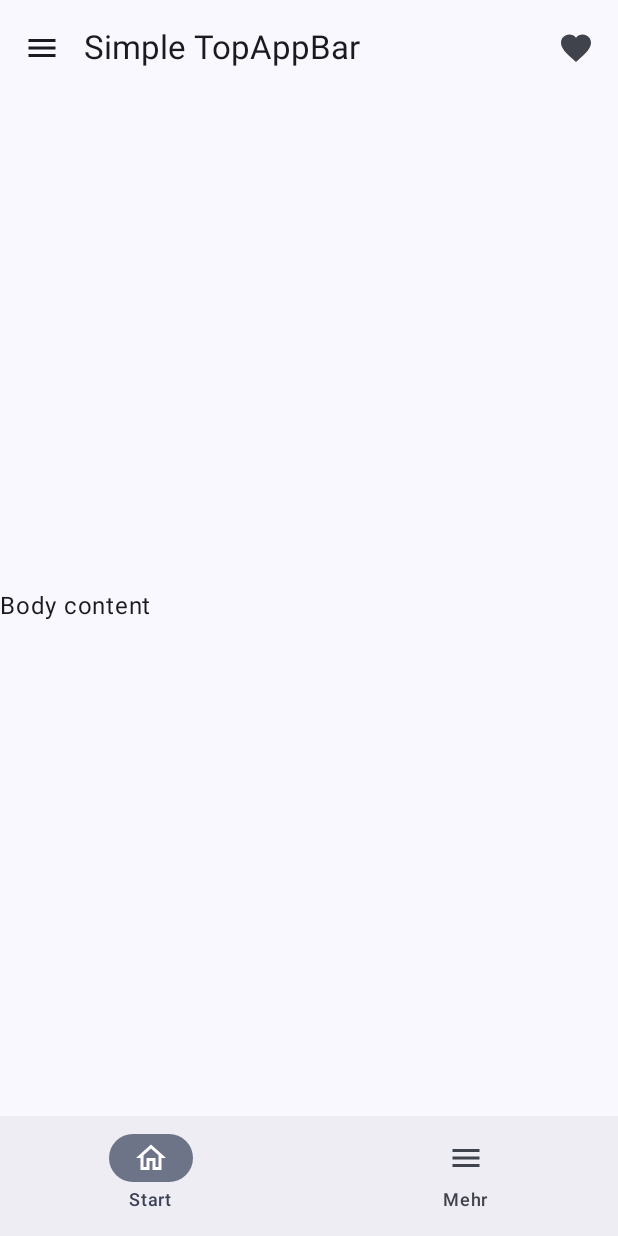
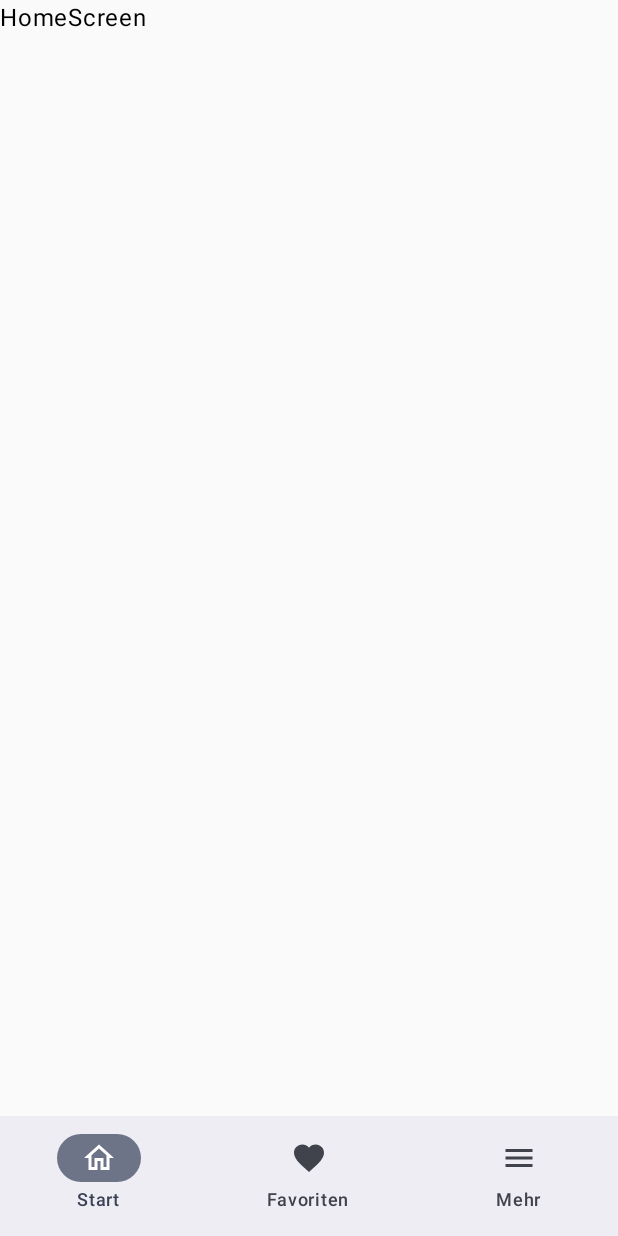
Before and after one commit to cieszynski/Ticus, an Android app built with Jetpack Compose: the screen it shows after launch (MainActivity), on a phone screen of 412 x 824 dp. Run offline under Robolectric (Android 15) with nearby library versions, the phone set to English and light mode, and no system bars; our stand-ins replace window size class.

Commit message:
NavBar, NavRail, NavPane added

```diff
--- a/app/src/main/java/de/cieszynski/ticus/ui/NavigationItem.kt
+++ b/app/src/main/java/de/cieszynski/ticus/ui/NavigationItem.kt
@@ -2,8 +2,10 @@ package de.cieszynski.ticus.ui
 
 import androidx.annotation.StringRes
 import androidx.compose.material.icons.Icons
+import androidx.compose.material.icons.outlined.Favorite
 import androidx.compose.material.icons.outlined.Home
 import androidx.compose.material.icons.outlined.Menu
+import androidx.compose.runtime.Composable
 import androidx.compose.ui.graphics.vector.ImageVector
 import de.cieszynski.ticus.R
 
@@ -13,5 +15,6 @@ sealed class NavigationItem(
     val icon: ImageVector
 ) {
     object Home : NavigationItem("home", R.string.label_home, Icons.Outlined.Home)
+    object Fav : NavigationItem("fav", R.string.label_fav, Icons.Outlined.Favorite)
     object Menu : NavigationItem("menu", R.string.label_menu, Icons.Outlined.Menu)
 }
--- a/app/src/main/java/de/cieszynski/ticus/ui/TicusApp.kt
+++ b/app/src/main/java/de/cieszynski/ticus/ui/TicusApp.kt
@@ -1,44 +1,67 @@
 package de.cieszynski.ticus.ui
 
+import androidx.compose.foundation.layout.Column
 import androidx.compose.foundation.layout.Row
 import androidx.compose.foundation.layout.fillMaxSize
-import androidx.compose.foundation.layout.padding
 import androidx.compose.foundation.layout.wrapContentSize
-import androidx.compose.material.icons.Icons
-import androidx.compose.material.icons.filled.Favorite
-import androidx.compose.material.icons.filled.Menu
-import androidx.compose.material3.*
 import androidx.compose.material3.windowsizeclass.ExperimentalMaterial3WindowSizeClassApi
+import androidx.compose.material3.windowsizeclass.WindowHeightSizeClass
 import androidx.compose.material3.windowsizeclass.WindowSizeClass
 import androidx.compose.material3.windowsizeclass.WindowWidthSizeClass
 import androidx.compose.runtime.Composable
 import androidx.compose.runtime.mutableStateOf
 import androidx.compose.runtime.saveable.rememberSaveable
 import androidx.compose.ui.Modifier
-import androidx.compose.ui.res.stringResource
 import androidx.compose.ui.tooling.preview.Preview
 import androidx.compose.ui.unit.DpSize
 import androidx.compose.ui.unit.dp
+import de.cieszynski.ticus.ui.components.NavBar
+import de.cieszynski.ticus.ui.components.NavRail
 import de.cieszynski.ticus.ui.theme.TicusTheme
 
 // https://github.com/android/compose-samples/blob/main/JetNews/app/src/main/java/com/example/jetnews/ui/JetnewsApp.kt
-@OptIn(ExperimentalMaterial3Api::class)
 @Composable
 fun TicusApp(windowSizeClass: WindowSizeClass) {
     TicusTheme {
-        val isCompact = windowSizeClass.widthSizeClass == WindowWidthSizeClass.Compact
-        val navigationItem =
-            listOf(NavigationItem.Home, NavigationItem.Menu)//, MainSection.Favorite, MainSection.Chat, MainSection.Profile)
+        val isCompact = windowSizeClass.heightSizeClass == WindowHeightSizeClass.Compact
+                || windowSizeClass.widthSizeClass == WindowWidthSizeClass.Compact
+
+        val navigationItems =
+            listOf(
+                NavigationItem.Home,
+                NavigationItem.Fav,
+                NavigationItem.Menu
+            )
 
         val selectedIndex = rememberSaveable { mutableStateOf(0) }
 
+        if (isCompact) {
+            Column(
+                modifier = Modifier
+                    .fillMaxSize()
+                    .wrapContentSize()
+            ) {
+                NavPane(selectedIndex = selectedIndex, modifier = Modifier.weight(1f))
+                NavBar(items = navigationItems, selectedIndex = selectedIndex)
+            }
+        } else {
+            Row(
+                modifier = Modifier
+                    .fillMaxSize()
+                    .wrapContentSize()
+            ) {
+                NavRail(items = navigationItems, selectedIndex = selectedIndex)
+                NavPane(selectedIndex = selectedIndex, modifier = Modifier.weight(1f))
+            }
+        }
+/*
         Scaffold(
             topBar = {
                 if (isCompact) {
                     SmallTopAppBar(
                         title = { Text("Simple TopAppBar") },
                         navigationIcon = {
-                            IconButton(onClick = { /* doSomething() */ }) {
+                            IconButton(onClick = { }) {
                                 Icon(
                                     imageVector = Icons.Filled.Menu,
                                     contentDescription = "Localized description",
@@ -46,7 +69,7 @@ fun TicusApp(windowSizeClass: WindowSizeClass) {
                             }
                         },
                         actions = {
-                            IconButton(onClick = { /* doSomething() */ }) {
+                            IconButton(onClick = {  }) {
                                 Icon(
                                     imageVector = Icons.Filled.Favorite,
                                     contentDescription = "Localized description",
@@ -78,7 +101,7 @@ fun TicusApp(windowSizeClass: WindowSizeClass) {
                         .wrapContentSize()
                 ) {
                     if (!isCompact) {
-                        NavigationRail {
+                        TicusNavRail {
                             navigationItem.forEachIndexed { index, item ->
                                 NavigationRailItem(
                                     icon = { Icon(imageVector = item.icon, contentDescription = "") },
@@ -95,7 +118,7 @@ fun TicusApp(windowSizeClass: WindowSizeClass) {
                             .weight(1f)
                     )
                 }
-            })
+            })*/
     }
 }
 
@@ -109,6 +132,21 @@ fun DefaultPreview() {
             size = DpSize(
                 width = 360.dp,
                 height = 640.dp
+            )
+        )
+    )
+}
+
+@OptIn(ExperimentalMaterial3WindowSizeClassApi::class)
+@Preview(showBackground = true, widthDp = 640, heightDp = 360)
+@Composable
+fun DefaultPreview2() {
+    //CompactScreen { Text(text = "OK2")}
+    TicusApp(
+        windowSizeClass = WindowSizeClass.calculateFromSize(
+            size = DpSize(
+                width = 640.dp,
+                height = 360.dp
             )
         )
     )
--- /dev/null
+++ b/app/src/main/java/de/cieszynski/ticus/ui/components/NavBar.kt
@@ -0,0 +1,27 @@
+package de.cieszynski.ticus.ui.components
+
+import androidx.compose.material3.Icon
+import androidx.compose.material3.NavigationBar
+import androidx.compose.material3.NavigationBarItem
+import androidx.compose.material3.Text
+import androidx.compose.runtime.Composable
+import androidx.compose.runtime.MutableState
+import androidx.compose.ui.res.stringResource
+import de.cieszynski.ticus.ui.NavigationItem
+
+@Composable
+fun NavBar(
+    items: List<NavigationItem>,
+    selectedIndex: MutableState<Int>
+) {
+    NavigationBar {
+        items.forEachIndexed { index, item ->
+            NavigationBarItem(
+                icon = { Icon(imageVector = item.icon, contentDescription = "") },
+                label = { Text(stringResource(item.label)) },
+                selected = selectedIndex.value == index,
+                onClick = { selectedIndex.value = index }
+            )
+        }
+    }
+}
--- /dev/null
+++ b/app/src/main/java/de/cieszynski/ticus/ui/components/NavPane.kt
@@ -0,0 +1,19 @@
+package de.cieszynski.ticus.ui
+
+import androidx.compose.foundation.layout.Box
+import androidx.compose.material3.*
+import androidx.compose.runtime.Composable
+import androidx.compose.runtime.MutableState
+import androidx.compose.ui.Modifier
+import de.cieszynski.ticus.ui.home.HomeScreen
+
+@Composable
+fun NavPane(selectedIndex: MutableState<Int>, modifier: Modifier) {
+    Box(modifier=modifier) {
+        when (selectedIndex.value) {
+            1 -> Text(text = "OK Fav")
+            2 -> Text(text = "OK Mehr")
+            else -> HomeScreen()
+        }
+    }
+}
--- /dev/null
+++ b/app/src/main/java/de/cieszynski/ticus/ui/home/HomeScreens.kt
@@ -0,0 +1,9 @@
+package de.cieszynski.ticus.ui.home
+
+import androidx.compose.material3.Text
+import androidx.compose.runtime.Composable
+
+@Composable
+fun HomeScreen() {
+    Text("HomeScreen")
+}
--- a/app/src/main/res/values/strings.xml
+++ b/app/src/main/res/values/strings.xml
@@ -3,5 +3,6 @@
     <!-- Navigation -->
     <string name="label_home">Start</string>
     <string name="label_menu">Mehr</string>
+    <string name="label_fav">Favoriten</string>
 
 </resources>
```
Also changed, not shown: app/src/main/java/de/cieszynski/ticus/ui/components/NavRail.kt (added, +43 -0 lines), app/src/main/java/de/cieszynski/ticus/ui/more/MoreScreens.kt (added, +9 -0 lines).
